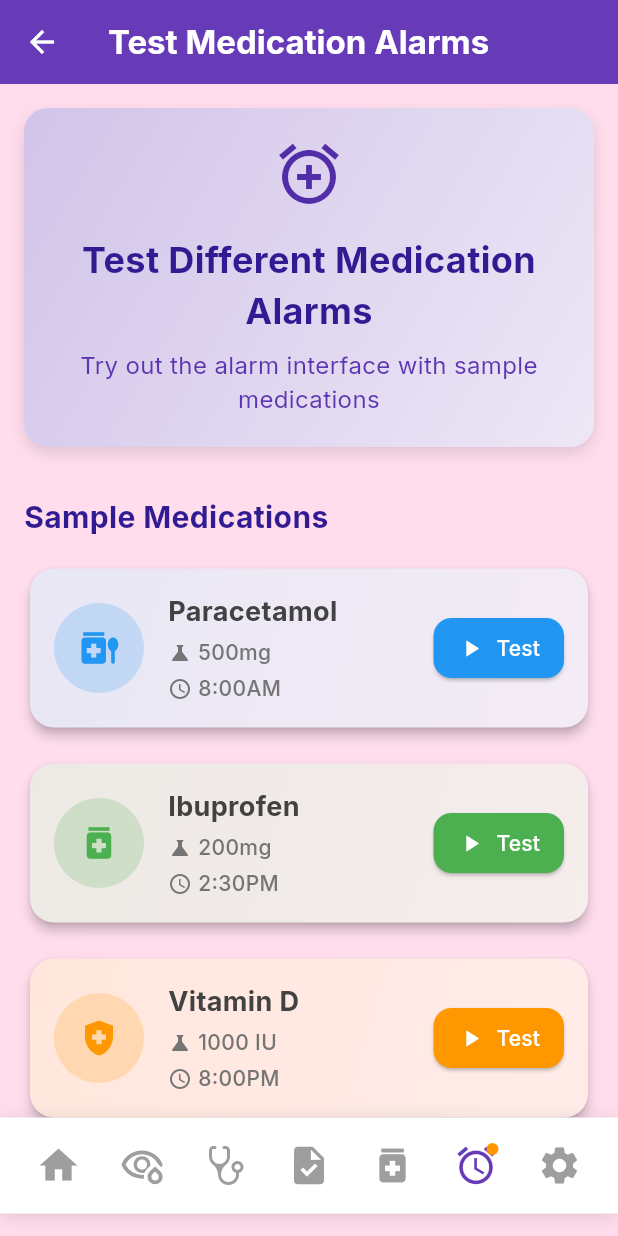
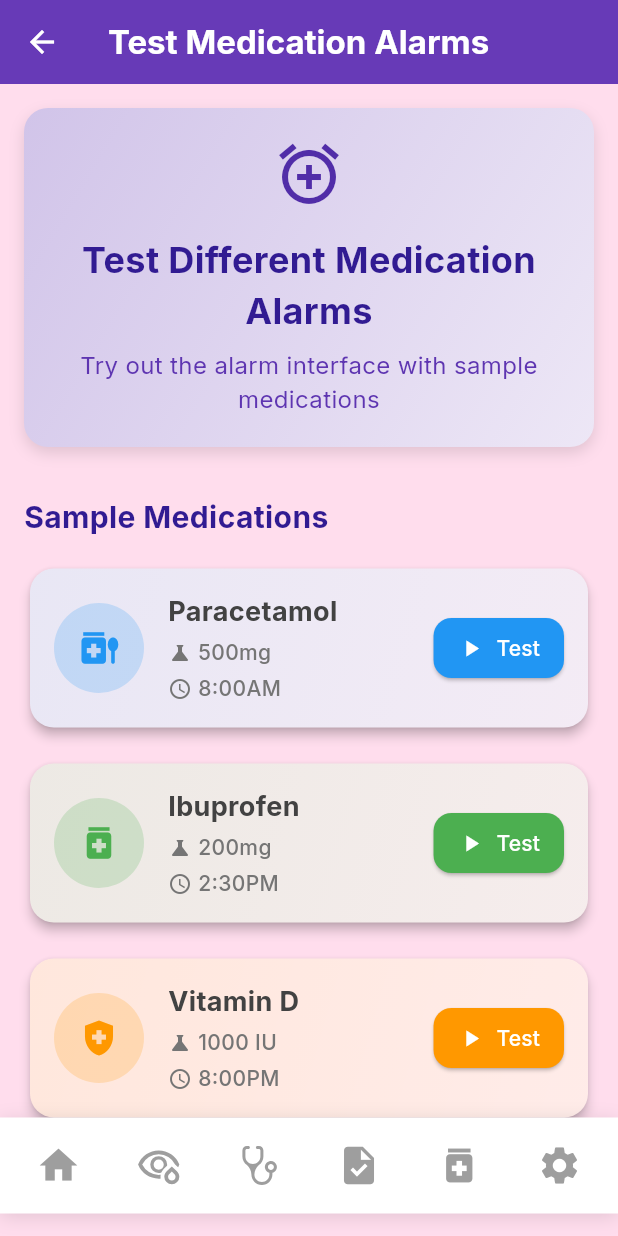
Before and after one commit to pabl0e/PillPall, a Flutter app: the AlarmTestPage screen opened directly, on a phone screen of 412 x 824 dp. Run offline on Flutter 3.47's test engine with Material 3 defaults, Android fonts, the light colour scheme and no system bars; our stand-ins replace cloud_firestore, firebase_auth, firebase_core, flutter_svg, google_fonts; accounts and stored records are empty.

```diff
--- a/lib/widget/global_homebar.dart
+++ b/lib/widget/global_homebar.dart
@@ -154,39 +154,6 @@ class GlobalHomeBar extends StatelessWidget {
               tooltip: 'Pills',
             ),
             IconButton(
-              icon: Stack(
-                alignment: Alignment.center,
-                children: [
-                  Icon(
-                    Icons.alarm,
-                    color: selectedIndex == 5 ? Colors.deepPurple : Colors.grey,
-                    size: 30,
-                  ),
-                  // Add a small test indicator
-                  if (selectedIndex == 5)
-                    Positioned(
-                      top: 0,
-                      right: 0,
-                      child: Container(
-                        width: 8,
-                        height: 8,
-                        decoration: BoxDecoration(
-                          color: Colors.orange,
-                          shape: BoxShape.circle,
-                        ),
-                      ),
-                    ),
-                ],
-              ),
-              onPressed: () {
-                if (selectedIndex != 5) {
-                  _navigateToPage(context, 5);
-                }
-                onTap?.call(5);
-              },
-              tooltip: 'Test Alarms',
-            ),
-            IconButton(
               icon: Icon(
                 Icons.settings,
                 color: selectedIndex == 6 ? Colors.deepPurple : Colors.grey,
```
